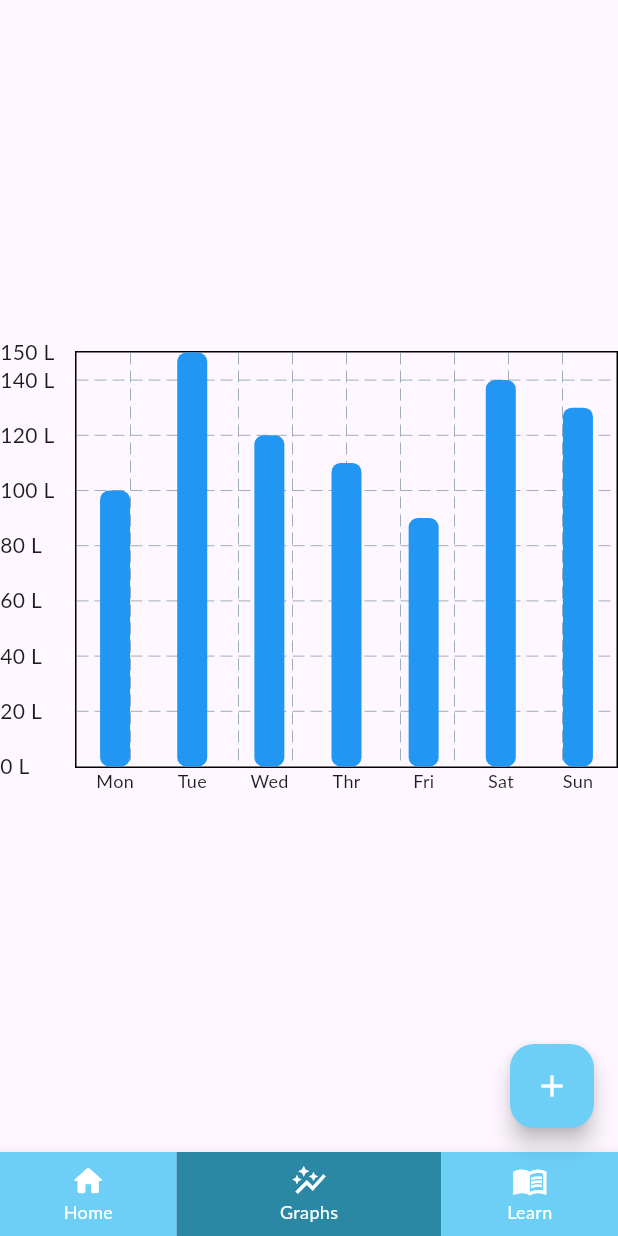
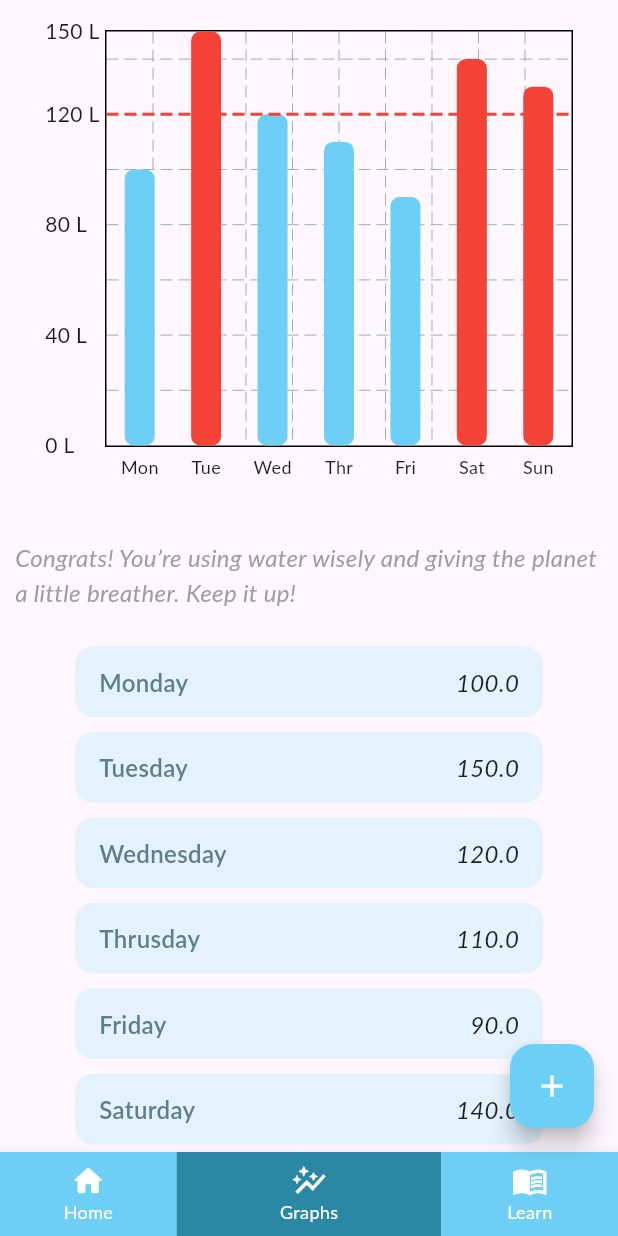
Before and after one commit to Maxaplays/agua_project, a Flutter app: the screen it shows after launch, item 2 of the bottom bar chosen, on a phone screen of 412 x 824 dp. Run offline on Flutter 3.47's test engine with Material 3 defaults, Android fonts, the light colour scheme and no system bars; drawn by our look-alikes of fl_chart; our stand-ins replace rxdart, shared_preferences; missing offline and left inert: flutter_iconpicker; Roboto replaces fonts that are missing (Lato).

Commit message:
finished chart screen

```diff
--- a/lib/pages/graph/graph_page.dart
+++ b/lib/pages/graph/graph_page.dart
@@ -1,3 +1,4 @@
+import 'package:agua_project/theme/colors.dart';
 import 'package:flutter/material.dart';
 import 'package:fl_chart/fl_chart.dart';
 
@@ -23,6 +24,10 @@ class _GraphState extends State<Graph> {
   Widget build(BuildContext context) {
     return Scaffold(
       body: Center(
+        child: Column(
+          children: [
+            Padding(
+              padding: EdgeInsets.symmetric(vertical: 20, horizontal: 30),
               child: SizedBox(
                 height: 300,
                 child: BarChart(
@@ -31,7 +36,22 @@ class _GraphState extends State<Graph> {
                     maxY: weeklyData.reduce(
                       (first, second) => first > second ? first : second,
                     ),
-              barTouchData: BarTouchData(enabled: true),
+                    barTouchData: BarTouchData(
+                      enabled: true,
+                      touchTooltipData: BarTouchTooltipData(
+                        direction: TooltipDirection.bottom,
+                      ),
+                    ),
+                    extraLinesData: ExtraLinesData(
+                      horizontalLines: [
+                        HorizontalLine(
+                          y: 120,
+                          color: Colors.red,
+                          strokeWidth: 2,
+                          dashArray: [8, 4],
+                        ),
+                      ],
+                    ),
 
                     titlesData: FlTitlesData(
                       bottomTitles: AxisTitles(
@@ -39,17 +59,21 @@ class _GraphState extends State<Graph> {
                           showTitles: true,
                           getTitlesWidget: (value, meta) {
                             final index = value.toInt();
-                      return Text(
+                            return Padding(
+                              padding: EdgeInsets.only(top: 5),
+                              child: Text(
                                 weeklyDataDays[index].substring(0, 3),
                                 style: TextStyle(fontSize: 12),
+                              ),
                             );
                           },
                         ),
                       ),
                       leftTitles: AxisTitles(
                         sideTitles: SideTitles(
-                    reservedSize: 50,
+                          reservedSize: 40,
                           showTitles: true,
+                          interval: 40,
                           getTitlesWidget: (value, meta) =>
                               Text("${value.toInt()} L"),
                         ),
@@ -63,14 +87,16 @@ class _GraphState extends State<Graph> {
                     ),
 
                     barGroups: List.generate(weeklyData.length, (index) {
+                      final value = weeklyData[index];
+                      final isabove = value > 120;
                       return BarChartGroupData(
                         x: index,
                         barRods: [
                           BarChartRodData(
-                      toY: weeklyData[index],
+                            toY: value,
                             width: 20,
                             borderRadius: BorderRadius.circular(6),
-                      color: Colors.blue,
+                            color: isabove ? Colors.red : AppColors.primaryMain,
                           ),
                         ],
                       );
@@ -79,6 +105,62 @@ class _GraphState extends State<Graph> {
                 ),
               ),
             ),
+            Container(
+              alignment: Alignment.center,
+              padding: EdgeInsets.symmetric(horizontal: 10, vertical: 20),
+              child: Text(
+                "Congrats! You’re using water wisely and giving the planet a little breather. Keep it up!",
+                style: TextStyle(
+                  color: Colors.grey[500],
+                  fontSize: 16,
+                  fontStyle: FontStyle.italic,
+                ),
+              ),
+            ),
+            Column(
+              children: List.generate(weeklyDataDays.length, (index) {
+                final listObj = weeklyDataDays[index];
+                final data = weeklyData[index];
+
+                return Padding(
+                  padding: const EdgeInsets.symmetric(
+                    vertical: 5,
+                    horizontal: 50,
+                  ),
+                  child: Container(
+                    padding: EdgeInsets.symmetric(vertical: 12, horizontal: 16),
+                    decoration: BoxDecoration(
+                      color: Colors.blue.shade50,
+                      borderRadius: BorderRadius.circular(12),
+                    ),
+                    child: Row(
+                      mainAxisAlignment: MainAxisAlignment.spaceBetween,
+                      children: [
+                        Text(
+                          listObj,
+                          style: TextStyle(
+                            fontSize: 16,
+                            fontWeight: FontWeight.w600,
+                            color: Colors.blueGrey,
+                          ),
+                        ),
+                        Text(
+                          data.toString(),
+                          style: TextStyle(
+                            fontSize: 16,
+                            fontStyle: FontStyle.italic,
+                            color: Colors.black87,
+                          ),
+                        ),
+                      ],
+                    ),
+                  ),
+                );
+              }),
+            ),
+          ],
+        ),
+      ),
     );
   }
 }
```
Lines whose indentation alone changed are shown as unchanged.
